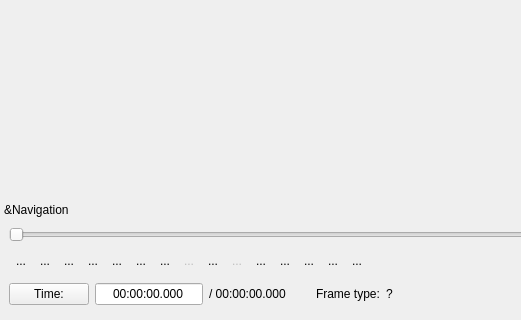
First picture: the form in avidemux/qt4/ADM_userInterfaces/ADM_gui/gui2.ui, repository mean00/avidemux2, before the edit; both pictures show x 0 to 521 and y 543 to 863 of the 858 by 863 pixel window.
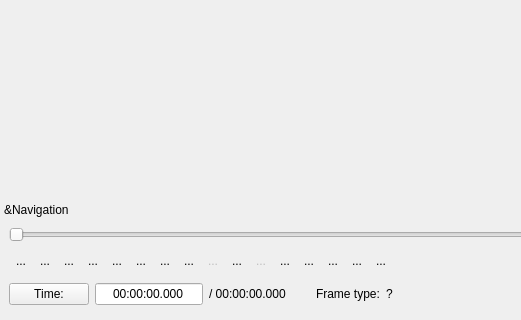
Second picture: the form after the edit. Icons and pictures are not drawn. Custom widgets are drawn as their Qt base class.

Commit message: [GUI] add [Mark as cut point] functionality,shortcut,button and menu entry

Patch:
```diff
--- a/avidemux/qt4/ADM_userInterfaces/ADM_gui/gui2.ui
+++ b/avidemux/qt4/ADM_userInterfaces/ADM_gui/gui2.ui
@@ -1134,6 +1134,29 @@
            </property>
           </widget>
          </item>
+         <item>
+          <widget class="QToolButton" name="toolButtonMarkAsCutPoint">
+           <property name="toolTip">
+            <string>Mark as cut point [SHIFT+M]</string>
+           </property>
+           <property name="text">
+            <string>...</string>
+           </property>
+           <property name="icon">
+            <iconset resource="avidemux.qrc">
+             <normaloff>:/new/prefix1/pics/markCut.png</normaloff>:/new/prefix1/pics/markCut.png</iconset>
+           </property>
+           <property name="iconSize">
+            <size>
+             <width>24</width>
+             <height>24</height>
+            </size>
+           </property>
+           <property name="autoRaise">
+            <bool>true</bool>
+           </property>
+          </widget>
+         </item>
          <item>
           <widget class="QToolButton" name="toolButtonPreviousCutPoint">
            <property name="enabled">
```
Left out of the diff: 1 changed line with no effect on the pictures. The commit also changes 11 other files.
